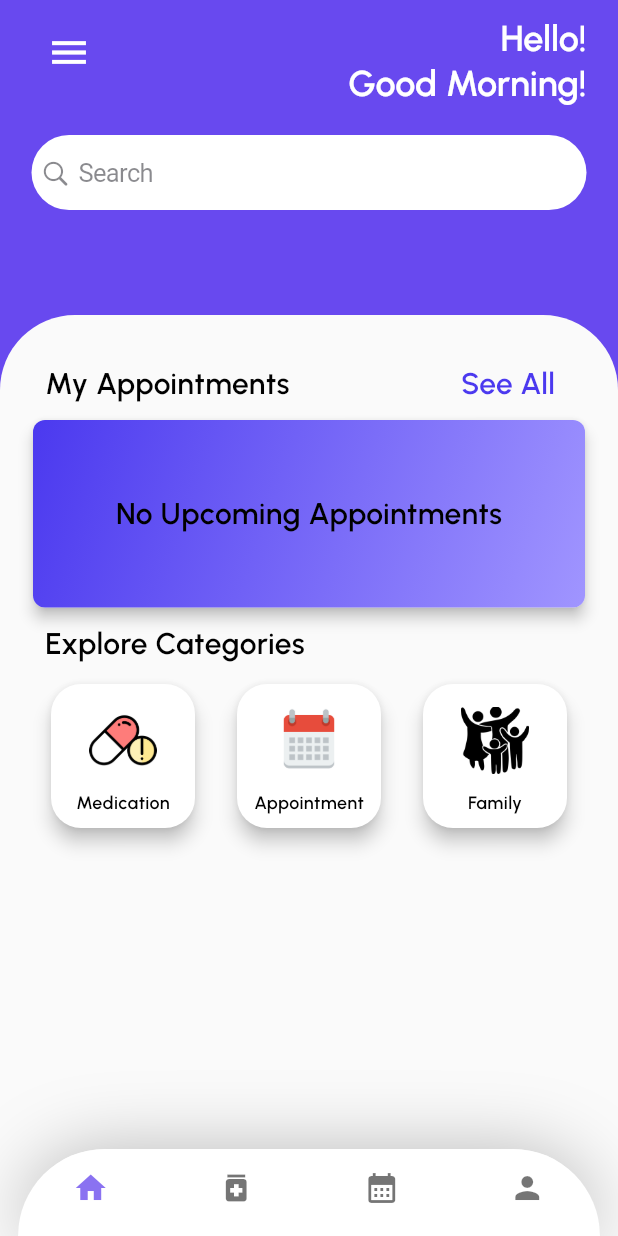
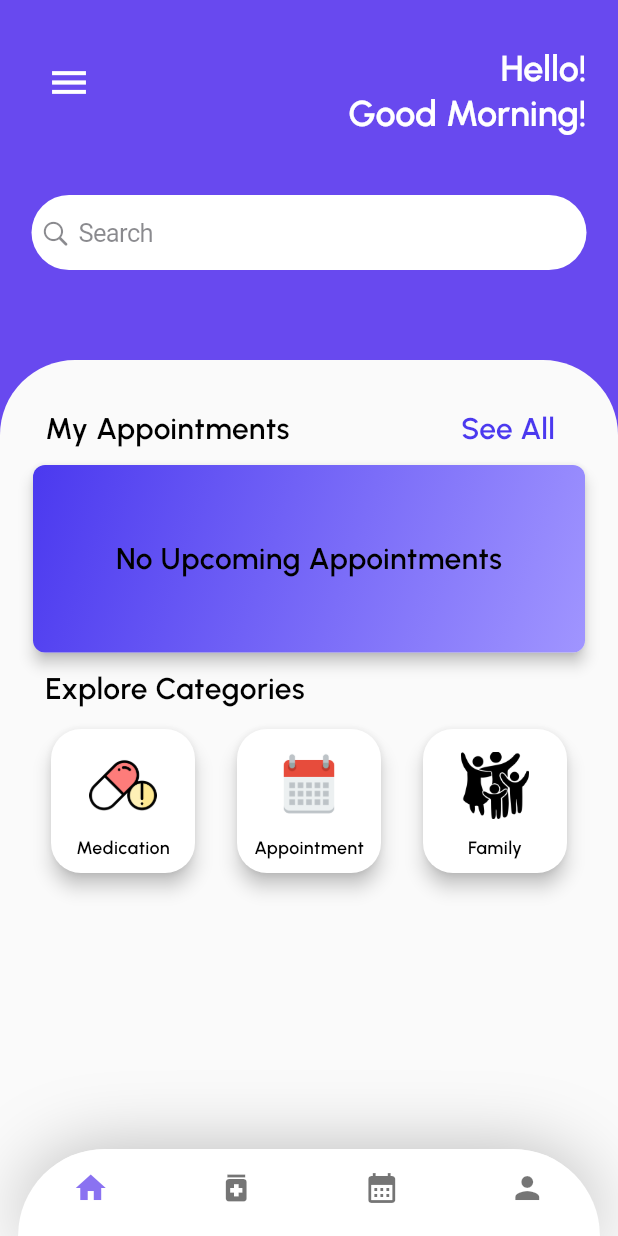
Before and after one commit to nja99/OrbitalHealthPlus, a Flutter app: the HomePage screen opened directly, on a phone screen of 412 x 824 dp. Run offline on Flutter 3.47's test engine with Material 3 defaults, Android fonts, the light colour scheme and no system bars; our stand-ins replace cloud_firestore, firebase_auth, firebase_core, firebase_remote_config, flutter_datetime_picker_plus, flutter_local_notifications and 8 more; accounts and stored records are empty.

Commit message:
Minor UI Changes

```diff
--- a/lib/pages/home_page.dart
+++ b/lib/pages/home_page.dart
@@ -65,7 +65,7 @@ class _HomePageState extends State<HomePage> {
 
   AppBar _buildAppBar() {
 
-    double toolbarHeight = pages[_selectedIndex].showSearchBar ? 160 : 100;
+    double toolbarHeight = pages[_selectedIndex].showSearchBar ? 190 : 130;
 
     return AppBar(
       backgroundColor: Theme.of(context).colorScheme.inverseSurface,
@@ -83,6 +83,7 @@ class _HomePageState extends State<HomePage> {
         child: Column(
           crossAxisAlignment: CrossAxisAlignment.start,
           children: [
+            const SizedBox(height: 30),
             Row(
               mainAxisAlignment: MainAxisAlignment.spaceBetween,
               crossAxisAlignment: CrossAxisAlignment.start,
@@ -104,7 +105,7 @@ class _HomePageState extends State<HomePage> {
                 ),
               ],
             ),
-            const SizedBox(height: 20),
+            const SizedBox(height: 40),
             if (pages[_selectedIndex].showSearchBar)
               Padding(
                 padding: const EdgeInsets.only(bottom: 10),
```
